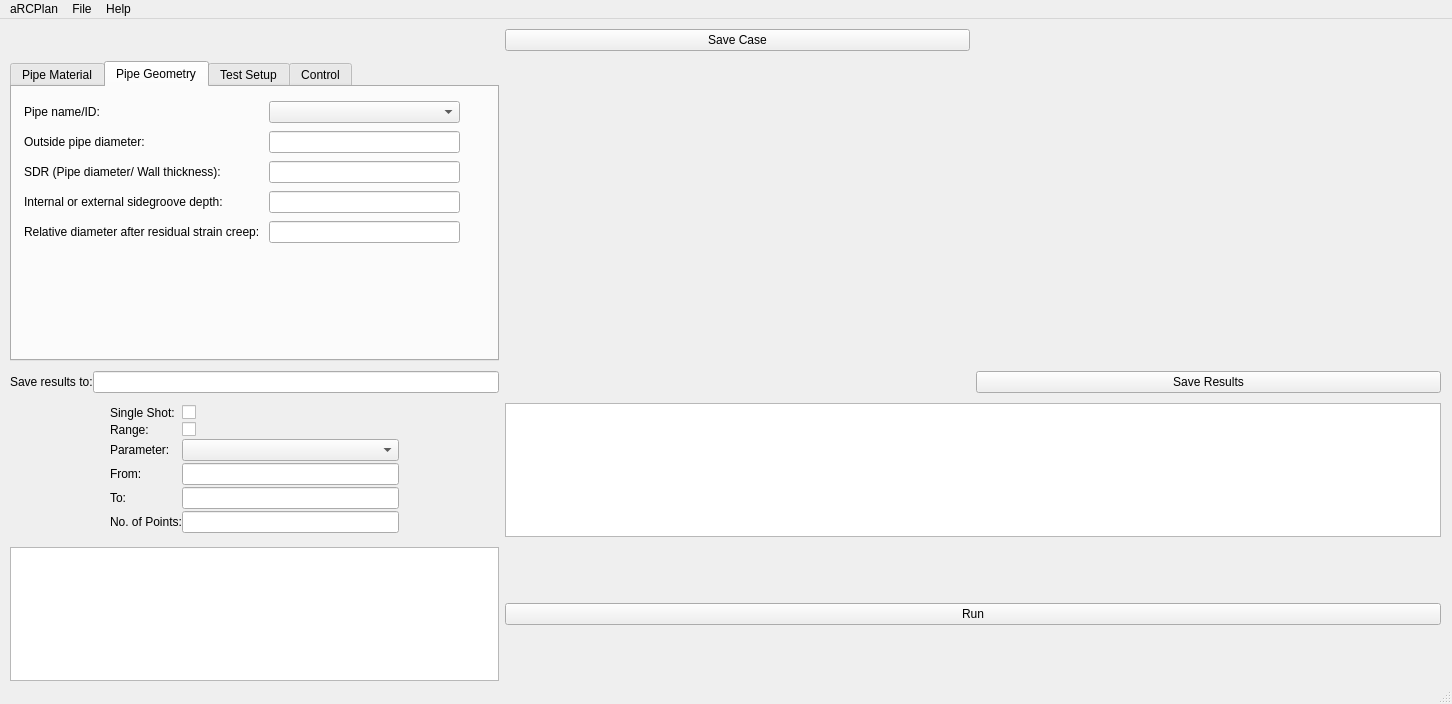
FraserEdwards/aRCPlanQt, file guimain.ui: the form before one commit.
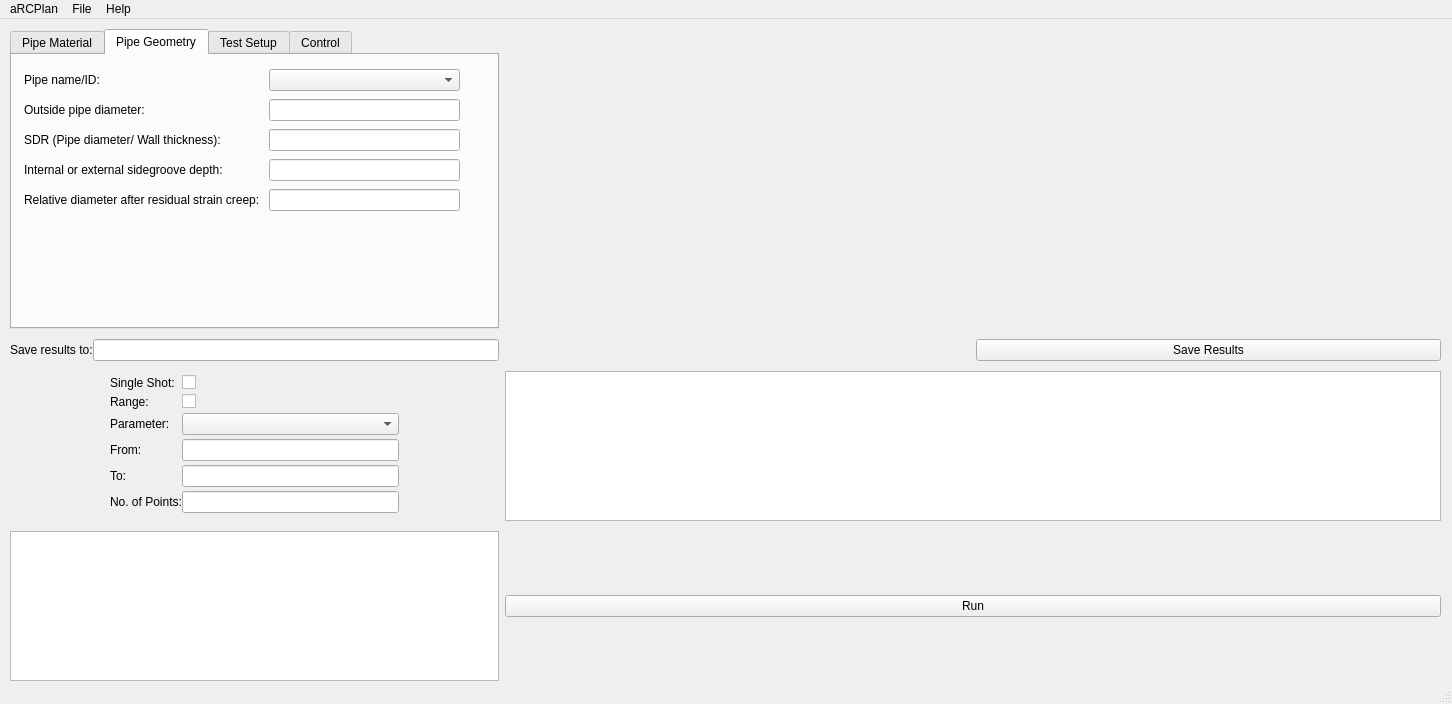
The form after the commit. Custom widgets are drawn as their Qt base class.

Commit message: Save button removed, replaced

The edit to the form file:
```diff
--- a/guimain.ui
+++ b/guimain.ui
@@ -23,7 +23,7 @@
       <height>652</height>
      </rect>
     </property>
-    <layout class="QGridLayout" name="gridLayout_8" rowstretch="0,0,0,0,0,0,0,0">
+    <layout class="QGridLayout" name="gridLayout_8" rowstretch="0,0,0,0,0,0,0">
      <property name="sizeConstraint">
       <enum>QLayout::SetNoConstraint</enum>
      </property>
@@ -33,17 +33,7 @@
      <property name="verticalSpacing">
       <number>10</number>
      </property>
-     <item row="3" column="2">
-      <widget class="QCustomPlot" name="Resultsplot" native="true">
-       <property name="minimumSize">
-        <size>
-         <width>465</width>
-         <height>300</height>
-        </size>
-       </property>
-      </widget>
-     </item>
-     <item row="3" column="1">
+     <item row="2" column="1">
       <widget class="QCustomPlot" name="Resultsplot_2" native="true">
        <property name="minimumSize">
         <size>
@@ -53,7 +43,17 @@
        </property>
       </widget>
      </item>
-     <item row="4" column="2">
+     <item row="2" column="2">
+      <widget class="QCustomPlot" name="Resultsplot" native="true">
+       <property name="minimumSize">
+        <size>
+         <width>465</width>
+         <height>300</height>
+        </size>
+       </property>
+      </widget>
+     </item>
+     <item row="3" column="2">
       <widget class="QPushButton" name="Save">
        <property name="text">
         <string>Save Results</string>
@@ -70,7 +70,7 @@
        </property>
       </layout>
      </item>
-     <item row="3" column="0">
+     <item row="2" column="0">
       <widget class="QTabWidget" name="tabs">
        <property name="currentIndex">
         <number>1</number>
@@ -401,7 +401,7 @@
        </widget>
       </widget>
      </item>
-     <item row="4" column="0">
+     <item row="3" column="0">
       <layout class="QHBoxLayout" name="horizontalLayout">
        <item>
         <widget class="QLabel" name="label_3">
@@ -415,7 +415,7 @@
        </item>
       </layout>
      </item>
-     <item row="5" column="0">
+     <item row="4" column="0">
       <layout class="QGridLayout" name="gridLayout_6" rowstretch="0,0,0,0,0,0,0,0">
        <property name="leftMargin">
         <number>100</number>
@@ -506,7 +506,7 @@
        </item>
       </layout>
      </item>
-     <item row="7" column="1" colspan="2">
+     <item row="6" column="1" colspan="2">
       <widget class="QPushButton" name="Runbutton">
        <property name="sizePolicy">
         <sizepolicy hsizetype="Minimum" vsizetype="Fixed">
@@ -519,19 +519,12 @@
        </property>
       </widget>
      </item>
-     <item row="7" column="0">
+     <item row="6" column="0">
       <widget class="QTextEdit" name="Information"/>
      </item>
-     <item row="5" column="1" colspan="2">
+     <item row="4" column="1" colspan="2">
       <widget class="QTableWidget" name="Resultstable"/>
      </item>
-     <item row="2" column="1">
-      <widget class="QPushButton" name="SaveCase">
-       <property name="text">
-        <string>Save Case</string>
-       </property>
-      </widget>
-     </item>
     </layout>
    </widget>
   </widget>
```
The commit also changes 1 other file.
